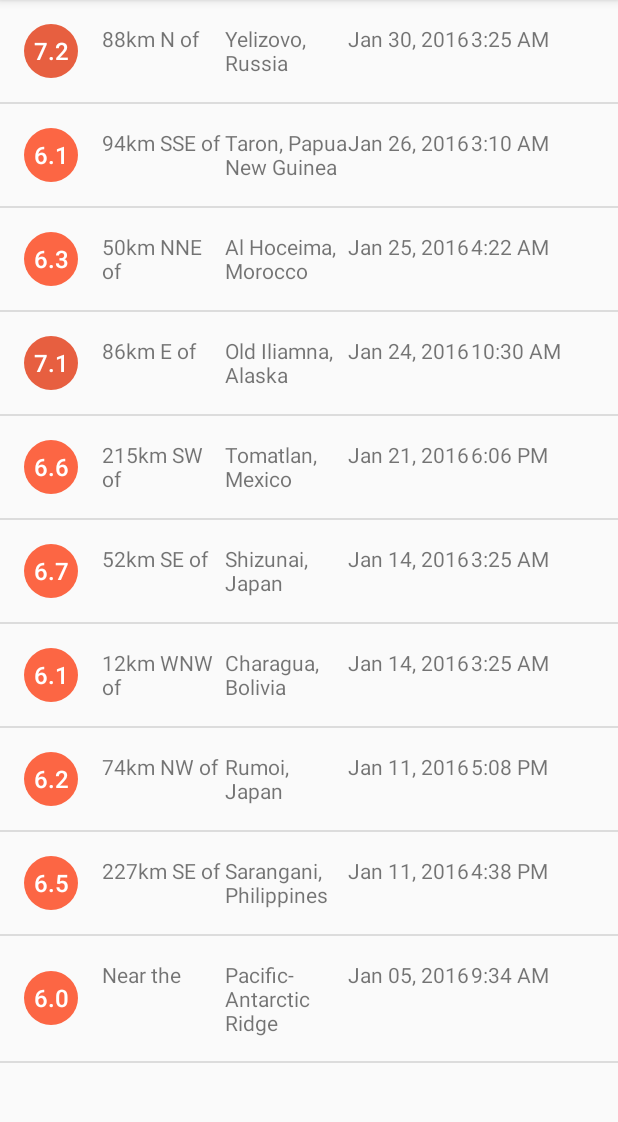
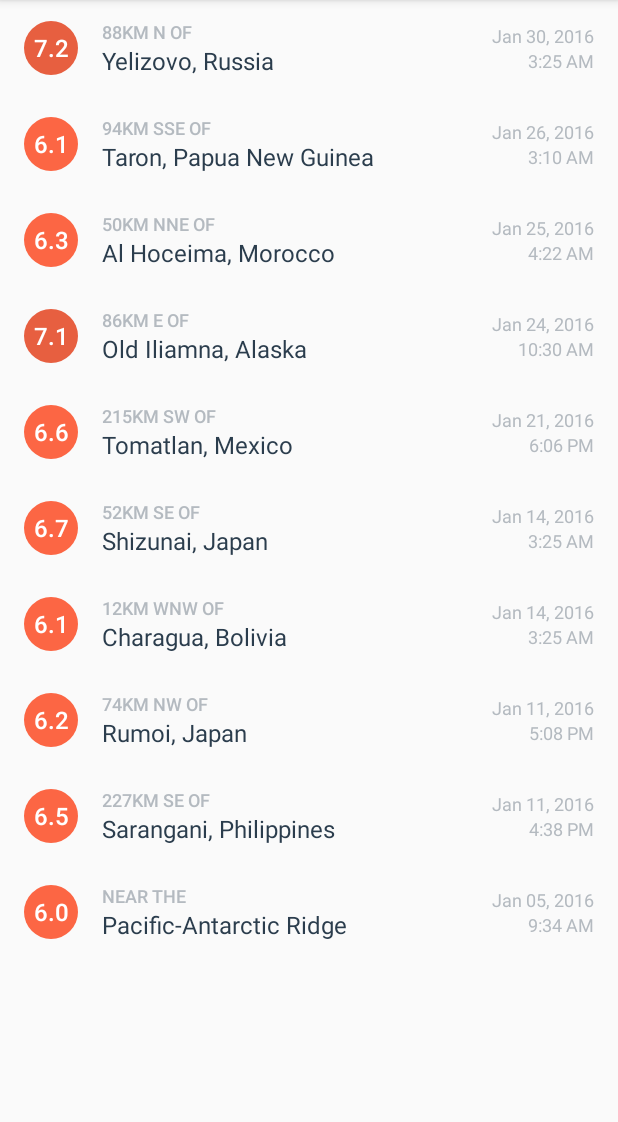
Before and after one commit to khanhnamle1994/android-basics, an Android app: the screen it shows after launch (EarthquakeActivity), on a phone screen of 412 x 824 dp, the part 84-1206 px from its top. Run offline under Robolectric (Android 15) with nearby library versions, the phone set to English and light mode, and no system bars.

Commit message:
Visual Polish

```diff
--- a/QuakeReport/app/src/main/res/layout/earthquake_activity.xml
+++ b/QuakeReport/app/src/main/res/layout/earthquake_activity.xml
@@ -18,4 +18,6 @@
     android:id="@+id/list"
     android:orientation="vertical"
     android:layout_width="match_parent"
-    android:layout_height="match_parent"/>
+    android:layout_height="match_parent"
+    android:divider="@null"
+    android:dividerHeight="0dp"/>
--- a/QuakeReport/app/src/main/res/layout/earthquake_list_item.xml
+++ b/QuakeReport/app/src/main/res/layout/earthquake_list_item.xml
@@ -16,10 +16,13 @@
 <!-- Layout for a single list item that displays an earthquake -->
 <LinearLayout xmlns:android="http://schemas.android.com/apk/res/android"
     xmlns:tools="http://schemas.android.com/tools"
+    android:layout_width="match_parent"
+    android:layout_height="?android:attr/listPreferredItemHeight"
     android:orientation="horizontal"
-    android:layout_width="match_parent"
-    android:layout_height="match_parent"
-    android:padding="16dp" >
+    android:paddingEnd="16dp"
+    android:paddingLeft="16dp"
+    android:paddingRight="16dp"
+    android:paddingStart="16dp">
 
     <TextView
         android:id="@+id/magnitude"
@@ -33,33 +36,64 @@
         android:textSize="16sp"
         tools:text="8.9" />
 
+    <LinearLayout
+        android:layout_width="0dp"
+        android:layout_height="wrap_content"
+        android:layout_gravity="center_vertical"
+        android:layout_marginLeft="16dp"
+        android:layout_marginStart="16dp"
+        android:layout_weight="1"
+        android:orientation="vertical">
+
         <TextView
             android:id="@+id/location_offset"
-        android:layout_marginLeft="16dp"
-        android:layout_width="0dp"
+            android:layout_width="wrap_content"
             android:layout_height="wrap_content"
-        android:layout_weight="1"
+            android:ellipsize="end"
+            android:fontFamily="sans-serif-medium"
+            android:maxLines="1"
+            android:textAllCaps="true"
+            android:textColor="@color/textColorEarthquakeDetails"
+            android:textSize="12sp"
             tools:text="30km S of" />
 
         <TextView
             android:id="@+id/primary_location"
-        android:layout_width="0dp"
+            android:layout_width="wrap_content"
             android:layout_height="wrap_content"
-        android:layout_weight="1"
-        tools:text="San Francisco, CA" />
+            android:ellipsize="end"
+            android:maxLines="2"
+            android:textColor="@color/textColorEarthquakeLocation"
+            android:textSize="16sp"
+            tools:text="Long placeholder location that should wrap to more than 2 lines of text" />
+
+    </LinearLayout>
+
+    <LinearLayout
+        android:layout_width="wrap_content"
+        android:layout_height="wrap_content"
+        android:layout_gravity="center_vertical"
+        android:layout_marginLeft="16dp"
+        android:layout_marginStart="16dp"
+        android:orientation="vertical">
 
         <TextView
             android:id="@+id/date"
-        android:layout_width="0dp"
+            android:layout_width="wrap_content"
             android:layout_height="wrap_content"
-        android:layout_weight="1"
+            android:layout_gravity="end"
+            android:textColor="@color/textColorEarthquakeDetails"
+            android:textSize="12sp"
             tools:text="Mar 6, 2010" />
 
         <TextView
             android:id="@+id/time"
-        android:layout_width="0dp"
+            android:layout_width="wrap_content"
             android:layout_height="wrap_content"
-        android:layout_weight="1"
+            android:layout_gravity="end"
+            android:textColor="@color/textColorEarthquakeDetails"
+            android:textSize="12sp"
             tools:text="3:00 PM" />
 
     </LinearLayout>
+</LinearLayout>
--- a/QuakeReport/app/src/main/res/values/colors.xml
+++ b/QuakeReport/app/src/main/res/values/colors.xml
@@ -22,6 +22,12 @@
 
     <!-- Accent color of the app -->
     <color name="colorAccent">#10CAC9</color>
+
+    <!-- Text color for the details of the earthquake in the list item -->
+    <color name="textColorEarthquakeDetails">#B4BAC0</color>
+
+    <!-- Text color for the primary location of the earthquake in the list item -->
+    <color name="textColorEarthquakeLocation">#2B3D4D</color>
 
     <!-- Color for an earthquake with magnitude 0 and 2 -->
     <color name="magnitude1">#4A7BA7</color>
```
Lines whose indentation alone changed are shown as unchanged.
